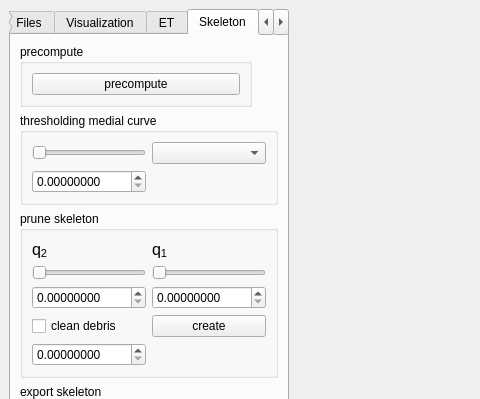
Above: EtDev/compact.ui from danielyan86129/ET before the change; both pictures show x 0 to 480 and y 0 to 399 of the 1002 by 846 pixel window. Below: the same form after it.
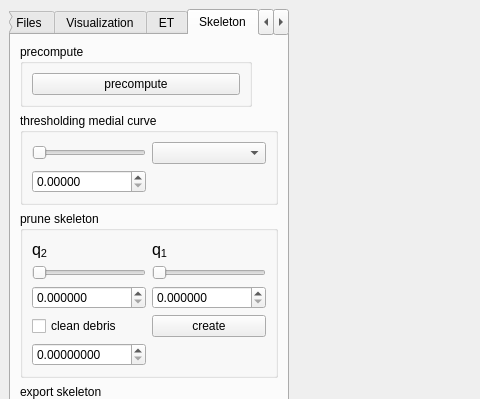
That is the form after the change. The open tabs and pages were chosen to show the change.

Commit message: minor ui adjustment - use fewer number of digits in numeric widgets

The edit to the form file:
```diff
--- a/EtDev/compact.ui
+++ b/EtDev/compact.ui
@@ -1073,7 +1073,7 @@
                <string>cur value of pruning threshold</string>
               </property>
               <property name="decimals">
-               <number>8</number>
+               <number>5</number>
               </property>
              </widget>
             </item>
@@ -1206,7 +1206,10 @@
                <string>theta_2</string>
               </property>
               <property name="decimals">
-               <number>8</number>
+               <number>6</number>
+              </property>
+              <property name="maximum">
+               <double>1000.000000000000000</double>
               </property>
              </widget>
             </item>
@@ -1241,7 +1244,10 @@
                <string>theta_1</string>
               </property>
               <property name="decimals">
-               <number>8</number>
+               <number>6</number>
+              </property>
+              <property name="maximum">
+               <double>1000.000000000000000</double>
               </property>
              </widget>
             </item>
```
Left out of the diff: 14 changed lines with no effect on the pictures. The commit also changes 1 other file.
